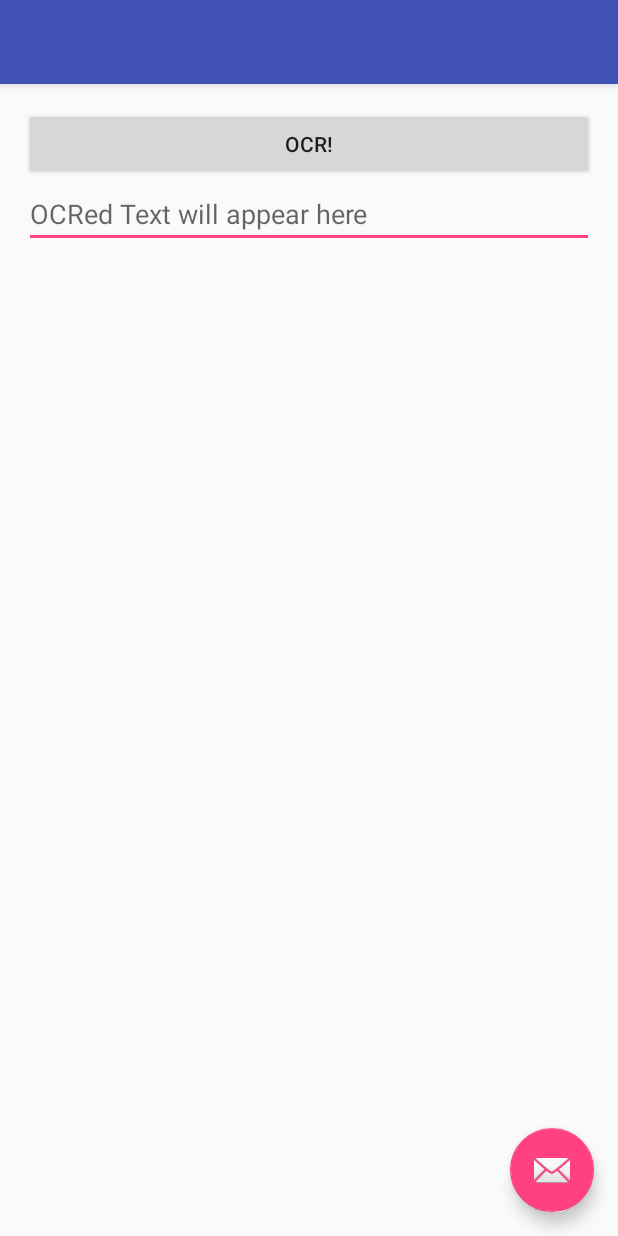
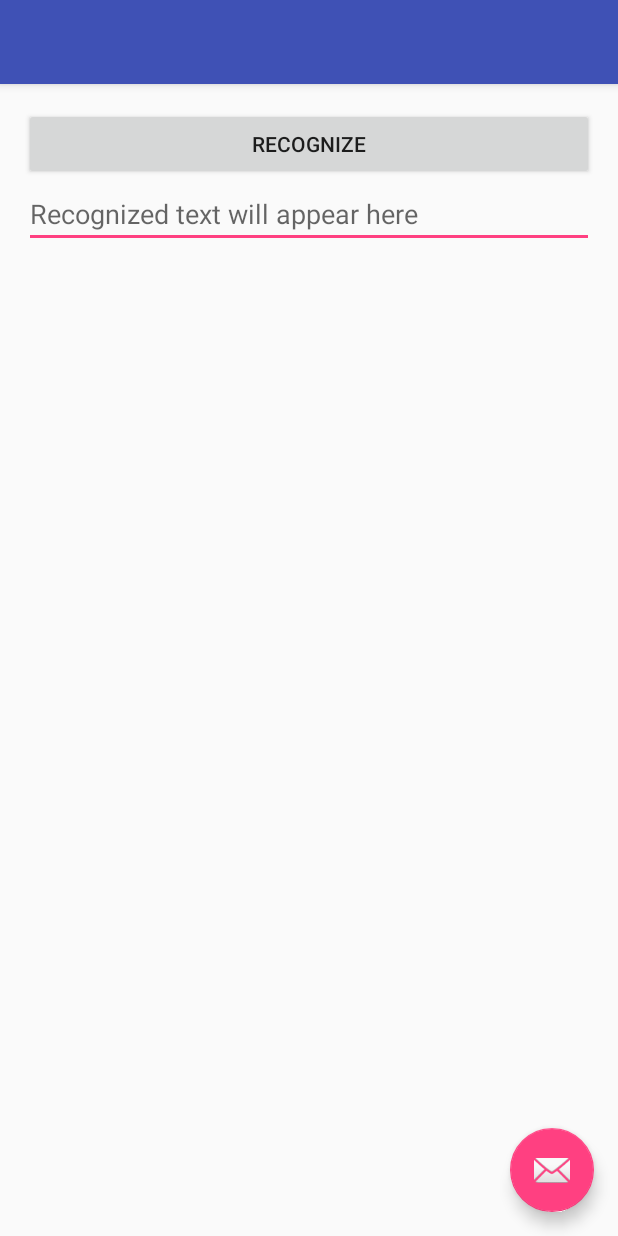
Before and after one commit to Anet93/tesseract-photo-recognition, an Android app: the screen it shows after launch (StartActivity), on a phone screen of 412 x 824 dp. Run offline under Robolectric (Android 15) with nearby library versions, the phone set to English and light mode, and no system bars; our stand-ins replace ButterKnife; libraries missing offline, so code that uses them is left out: com.googlecode.tesseract; 3 statements that could not run were skipped.

Commit message:
Some changes in strings.

```diff
--- a/app/src/main/res/layout/content_start.xml
+++ b/app/src/main/res/layout/content_start.xml
@@ -19,7 +19,7 @@
         android:id="@+id/takePhotoButton"
         android:layout_width="match_parent"
         android:layout_height="wrap_content"
-        android:text="@string/button_text" />
+        android:text="@string/recognizeButtonText" />
 
     <EditText
         android:id="@+id/recognizedTextField"
--- a/app/src/main/res/values/strings.xml
+++ b/app/src/main/res/values/strings.xml
@@ -1,11 +1,6 @@
 <resources>
-    <string name="app_name">TessaractTestApp</string>
+    <string name="app_name">Tessaract Test App</string>
     <string name="action_settings">Settings</string>
-
-    <string name="hello">Hello World, DatumDroidOCRActivity!</string>
-    <string name="button_text">OCR!</string>
-    <string name="text_hint">OCRed Text will appear here</string>
-
-
-
+    <string name="recognizeButtonText">Recognize</string>
+    <string name="text_hint">Recognized text will appear here</string>
 </resources>
```
